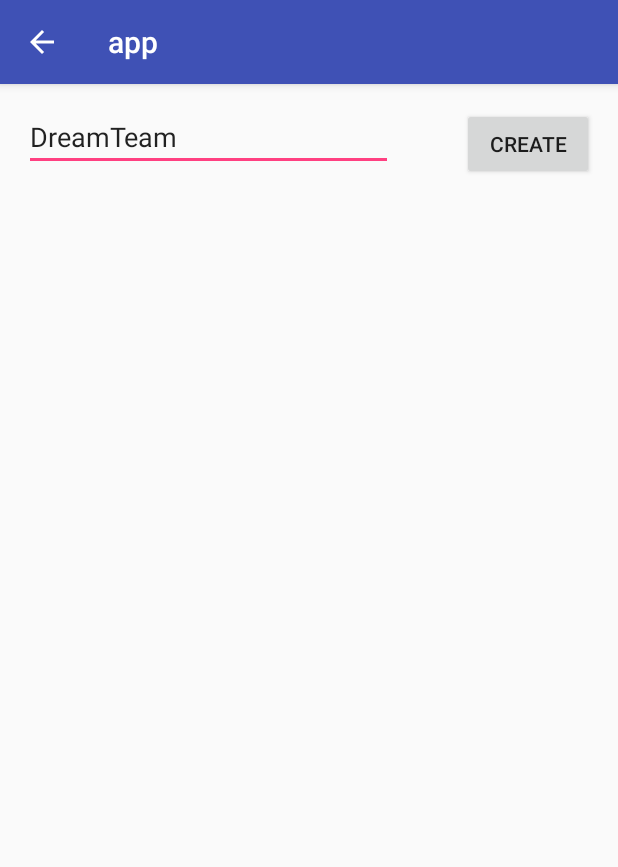
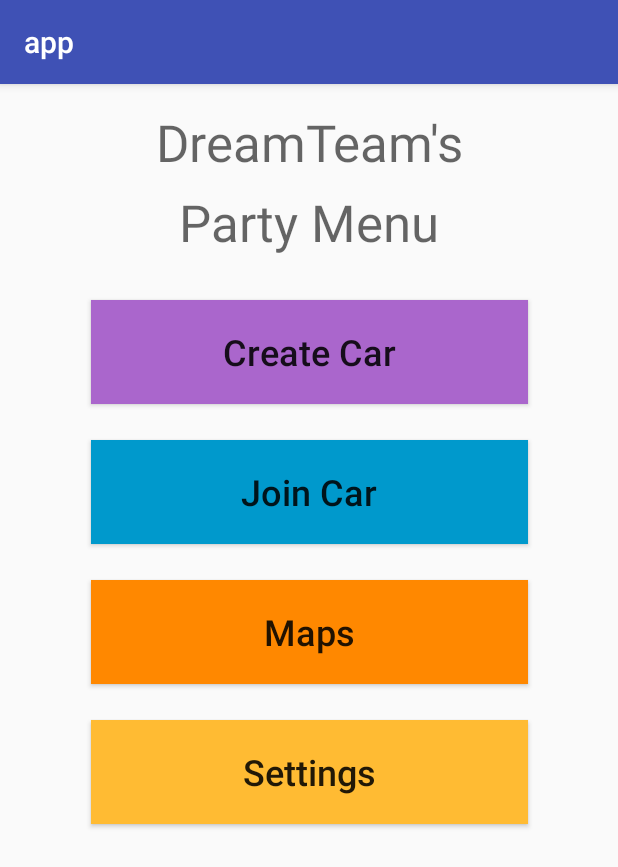
Before and after one commit to tarballz/caravan, an Android app: the CreateParty screen opened directly, with no data from a screen before it, after a tap on "CREATE", on a phone screen of 412 x 824 dp. Shown: the top 867 px of the screen. Run offline under Robolectric (Android 15) with nearby library versions, the phone set to English and light mode, and no system bars; 1 statement that could not run was skipped.

Commit message:
Bypass for network request, and creates activities for PartyMenu

```diff
--- a/app/src/main/AndroidManifest.xml
+++ b/app/src/main/AndroidManifest.xml
@@ -48,7 +48,9 @@
             android:parentActivityName=".CreateFindParty" />
         <activity
             android:name=".FindParty"
-            android:parentActivityName=".CreateFindParty"/>
+            android:parentActivityName=".CreateFindParty" />
+        <activity android:name=".PartyMenuActivity" />
+        <activity android:name=".CreateCarActivity"></activity>
     </application>
 
 </manifest>
--- a/app/src/main/java/edu/cmps121/app/CreateParty.java
+++ b/app/src/main/java/edu/cmps121/app/CreateParty.java
@@ -1,5 +1,6 @@
 package edu.cmps121.app;
 
+import android.content.Intent;
 import android.support.v7.app.AppCompatActivity;
 import android.os.Bundle;
 import android.util.Log;
@@ -21,8 +22,10 @@ import retrofit2.converter.gson.GsonConverterFactory;
 public class CreateParty extends AppCompatActivity {
 
     String cPartyName = "";
-
     List<Team> teamList = null;
+    // Tutorial says to prefix our intent extras with our package name
+    // to avoid conflicts.
+    public static final String EXTRA_MESSAGE = "edu.cmps121.app.USERSNAME";
 
     @Override
     protected void onCreate(Bundle savedInstanceState) {
@@ -34,11 +37,12 @@ public class CreateParty extends AppCompatActivity {
     public void lookup(View view) {
         EditText editText = (EditText) findViewById(R.id.c_party_name);
         cPartyName = editText.getText().toString();
+        final Intent intent = new Intent(this, PartyMenuActivity.class);
 
         Log.d("TEAM NAME", cPartyName);
 
         Retrofit retrofit = new Retrofit.Builder()
-                .baseUrl("http://169.233.194.78:8000/")
+                .baseUrl("http://192.168.1.28:8000")
                 .addConverterFactory(GsonConverterFactory.create())
                 .build();
         TeamService service = retrofit.create(TeamService.class);
@@ -49,18 +53,27 @@ public class CreateParty extends AppCompatActivity {
             @Override
             public void onResponse(Call<List<Team>> t, Response<List<Team>> response) {
                 // the request worked!!
+                boolean teamExists = false;
                 if (response.isSuccessful()) {
-                    Log.d("RESULTS: ", "SUCCESS!");
+                    Log.d("RESULTS: ", "SUCCESS1!");
                     teamList = response.body();
 
                     if (teamList != null) {
                         for (int i = 0; i < teamList.size(); i++) {
                             if (cPartyName.equals(teamList.get(i).getName())) {
+                                teamExists = true;
                                 Toast.makeText(CreateParty.this, "Team already exists!", Toast.LENGTH_SHORT).show();
                             }
                         }
+
                     } else {
+                        // TODO: Take this bool assignment out later, just using it to safeguard for now.
+                        teamExists = true;
                         Toast.makeText(CreateParty.this, "teamList is null!", Toast.LENGTH_SHORT).show();
+                    }
+                    if (!teamExists) {
+                        intent.putExtra(EXTRA_MESSAGE, cPartyName);
+                        startActivity(intent);
                     }
                 }
             }
@@ -69,6 +82,10 @@ public class CreateParty extends AppCompatActivity {
             public void onFailure(Call<List<Team>> t, Throwable e) {
                 Log.d("RESULTS: ", "FAILURE!");
                 Toast.makeText(CreateParty.this, "Something went wrong...Please try later!", Toast.LENGTH_SHORT).show();
+                t.cancel();
+                // TODO: Remove this move to the next activity, just doing this so others can work off this branch.
+                intent.putExtra(EXTRA_MESSAGE, cPartyName);
+                startActivity(intent);
             }
         });
 
--- /dev/null
+++ b/app/src/main/java/edu/cmps121/app/PartyMenuActivity.java
@@ -0,0 +1,23 @@
+package edu.cmps121.app;
+
+import android.content.Intent;
+import android.support.v7.app.AppCompatActivity;
+import android.os.Bundle;
+import android.widget.TextView;
+
+public class PartyMenuActivity extends AppCompatActivity {
+
+    @Override
+    protected void onCreate(Bundle savedInstanceState) {
+        super.onCreate(savedInstanceState);
+        setContentView(R.layout.activity_party_menu);
+
+        // Get the Intent that started this activity and extract the string
+        Intent intent = getIntent();
+        String teamName = intent.getStringExtra(CreateParty.EXTRA_MESSAGE);
+
+        // Capture the layout's TextView and set the string as its text.
+        TextView textView = (TextView) findViewById(R.id.teamNameTV);
+        textView.setText(teamName + "\'s");
+    }
+}
--- a/app/src/main/java/edu/cmps121/app/api/TeamService.java
+++ b/app/src/main/java/edu/cmps121/app/api/TeamService.java
@@ -4,13 +4,18 @@ import java.util.List;
 
 import edu.cmps121.app.model.Team;
 import retrofit2.Call;
+import retrofit2.http.Body;
 import retrofit2.http.GET;
+import retrofit2.http.POST;
 
 /**
  * Created by Payton on 10/10/17.
  */
 
 public interface TeamService {
-    @GET("teams")
+    @GET("/teams")
     Call<List<Team>> listTeams();
+
+    @POST("/teams")
+    Call<Team> createTeam(@Body Team team);
 }
--- /dev/null
+++ b/app/src/main/res/layout/activity_party_menu.xml
@@ -0,0 +1,87 @@
+<?xml version="1.0" encoding="utf-8"?>
+<android.support.constraint.ConstraintLayout xmlns:android="http://schemas.android.com/apk/res/android"
+    xmlns:app="http://schemas.android.com/apk/res-auto"
+    xmlns:tools="http://schemas.android.com/tools"
+    android:layout_width="match_parent"
+    android:layout_height="match_parent"
+    tools:context="edu.cmps121.app.PartyMenuActivity">
+
+    <TextView
+        android:id="@+id/teamNameTV"
+        android:layout_width="wrap_content"
+        android:layout_height="wrap_content"
+        android:layout_marginTop="16dp"
+        android:text="PLACEHOLDER"
+        android:textAppearance="@style/TextAppearance.AppCompat.Display1"
+        app:layout_constraintLeft_toLeftOf="parent"
+        app:layout_constraintRight_toRightOf="parent"
+        app:layout_constraintTop_toTopOf="parent"
+        app:layout_constraintHorizontal_bias="0.503" />
+
+    <TextView
+        android:id="@+id/partyMenu"
+        android:layout_width="wrap_content"
+        android:layout_height="wrap_content"
+        android:text="@string/party_menu"
+        android:textAppearance="@style/TextAppearance.AppCompat.Display1"
+        app:layout_constraintLeft_toLeftOf="parent"
+        app:layout_constraintTop_toBottomOf="@+id/teamNameTV"
+        app:layout_constraintRight_toRightOf="parent"
+        android:layout_marginTop="8dp" />
+
+    <Button
+        android:id="@+id/join_car_b"
+        android:layout_width="291dp"
+        android:layout_height="69dp"
+        android:layout_marginTop="24dp"
+        android:background="@android:color/holo_blue_dark"
+        android:text="@string/join_car"
+        android:textAllCaps="false"
+        android:textSize="24sp"
+        app:layout_constraintHorizontal_bias="0.505"
+        app:layout_constraintLeft_toLeftOf="parent"
+        app:layout_constraintRight_toRightOf="parent"
+        app:layout_constraintTop_toBottomOf="@+id/create_car_b" />
+
+    <Button
+        android:id="@+id/maps_b"
+        android:layout_width="291dp"
+        android:layout_height="69dp"
+        android:layout_marginTop="24dp"
+        android:background="@android:color/holo_orange_dark"
+        android:text="@string/maps"
+        android:textAllCaps="false"
+        android:textSize="24sp"
+        app:layout_constraintHorizontal_bias="0.505"
+        app:layout_constraintLeft_toLeftOf="parent"
+        app:layout_constraintRight_toRightOf="parent"
+        app:layout_constraintTop_toBottomOf="@+id/join_car_b" />
+
+    <Button
+        android:id="@+id/settings_b"
+        android:layout_width="291dp"
+        android:layout_height="69dp"
+        android:layout_marginTop="24dp"
+        android:background="@android:color/holo_orange_light"
+        android:text="@string/settings"
+        android:textAllCaps="false"
+        android:textSize="24sp"
+        app:layout_constraintHorizontal_bias="0.505"
+        app:layout_constraintLeft_toLeftOf="parent"
+        app:layout_constraintRight_toRightOf="parent"
+        app:layout_constraintTop_toBottomOf="@+id/maps_b" />
+
+    <Button
+        android:id="@+id/create_car_b"
+        android:layout_width="291dp"
+        android:layout_height="69dp"
+        android:layout_marginTop="29dp"
+        android:background="@android:color/holo_purple"
+        android:text="@string/create_car"
+        android:textAllCaps="false"
+        android:textSize="24sp"
+        app:layout_constraintHorizontal_bias="0.505"
+        app:layout_constraintLeft_toLeftOf="parent"
+        app:layout_constraintRight_toRightOf="parent"
+        app:layout_constraintTop_toBottomOf="@+id/partyMenu" />
+</android.support.constraint.ConstraintLayout>
--- a/app/src/main/res/values/strings.xml
+++ b/app/src/main/res/values/strings.xml
@@ -5,4 +5,9 @@
     <string name="send">Send</string>
     <string name="create_party">Create a Party</string>
     <string name="find_party">Find a Party</string>
+    <string name="party_menu">Party Menu</string>
+    <string name="create_car">Create Car</string>
+    <string name="join_car">Join Car</string>
+    <string name="maps">Maps</string>
+    <string name="settings">Settings</string>
 </resources>
```
Also changed, not shown: app/src/main/java/edu/cmps121/app/CreateCarActivity.java (added, +13 -0 lines), app/src/main/java/edu/cmps121/app/model/Team.java (+9 -0 lines), app/src/main/res/layout/activity_create_car.xml (added, +51 -0 lines).
